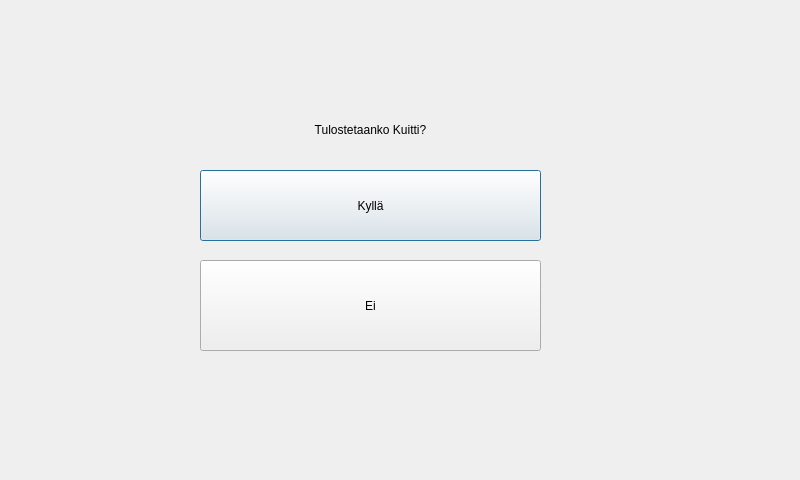
This is frontend/receiptwindow.ui in slmksav/Qt6-ATM-app as Qt 5 draws it before an edit. The edited form follows.
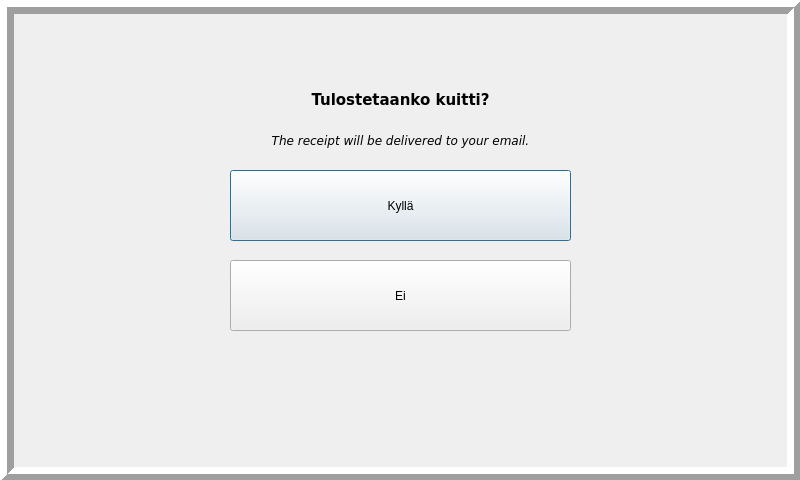
This is the edited form.

Diff of the .ui file:
```diff
--- a/frontend/receiptwindow.ui
+++ b/frontend/receiptwindow.ui
@@ -31,7 +31,7 @@
   <widget class="QPushButton" name="buttonYes">
    <property name="geometry">
     <rect>
-     <x>200</x>
+     <x>230</x>
      <y>170</y>
      <width>341</width>
      <height>71</height>
@@ -47,10 +47,10 @@
   <widget class="QPushButton" name="buttonNo">
    <property name="geometry">
     <rect>
-     <x>200</x>
+     <x>230</x>
      <y>260</y>
      <width>341</width>
-     <height>91</height>
+     <height>71</height>
     </rect>
    </property>
    <property name="text">
@@ -63,19 +63,80 @@
   <widget class="QLabel" name="labelInfo">
    <property name="geometry">
     <rect>
-     <x>50</x>
-     <y>120</y>
+     <x>80</x>
+     <y>90</y>
      <width>641</width>
      <height>20</height>
     </rect>
    </property>
+   <property name="font">
+    <font>
+     <family>Verdana</family>
+     <pointsize>11</pointsize>
+     <bold>true</bold>
+    </font>
+   </property>
    <property name="text">
-    <string>Tulostetaanko Kuitti?</string>
+    <string>Tulostetaanko kuitti?</string>
    </property>
    <property name="alignment">
     <set>Qt::AlignCenter</set>
    </property>
   </widget>
+  <widget class="QLabel" name="receiptLabel">
+   <property name="geometry">
+    <rect>
+     <x>80</x>
+     <y>130</y>
+     <width>641</width>
+     <height>20</height>
+    </rect>
+   </property>
+   <property name="font">
+    <font>
+     <family>Verdana</family>
+     <pointsize>9</pointsize>
+     <italic>true</italic>
+     <bold>false</bold>
+    </font>
+   </property>
+   <property name="text">
+    <string>The receipt will be delivered to your email.</string>
+   </property>
+   <property name="alignment">
+    <set>Qt::AlignCenter</set>
+   </property>
+  </widget>
+  <widget class="QLabel" name="imageLabel">
+   <property name="geometry">
+    <rect>
+     <x>0</x>
+     <y>0</y>
+     <width>801</width>
+     <height>481</height>
+    </rect>
+   </property>
+   <property name="frameShape">
+    <enum>QFrame::Box</enum>
+   </property>
+   <property name="frameShadow">
+    <enum>QFrame::Raised</enum>
+   </property>
+   <property name="lineWidth">
+    <number>7</number>
+   </property>
+   <property name="text">
+    <string/>
+   </property>
+   <property name="scaledContents">
+    <bool>false</bool>
+   </property>
+  </widget>
+  <zorder>imageLabel</zorder>
+  <zorder>buttonYes</zorder>
+  <zorder>buttonNo</zorder>
+  <zorder>labelInfo</zorder>
+  <zorder>receiptLabel</zorder>
  </widget>
  <resources/>
  <connections/>
```
